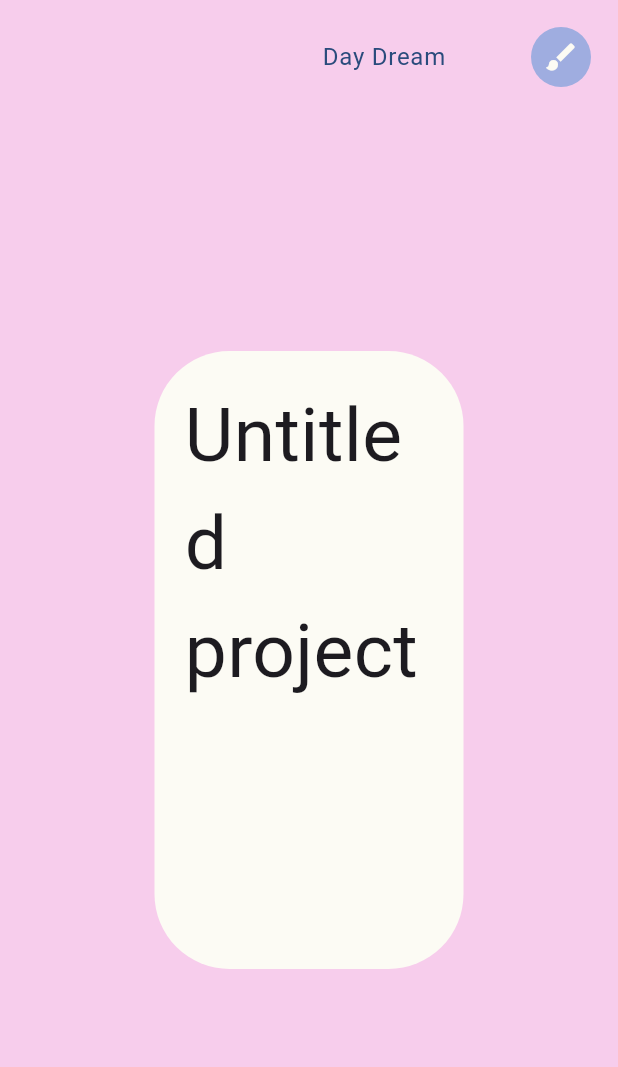
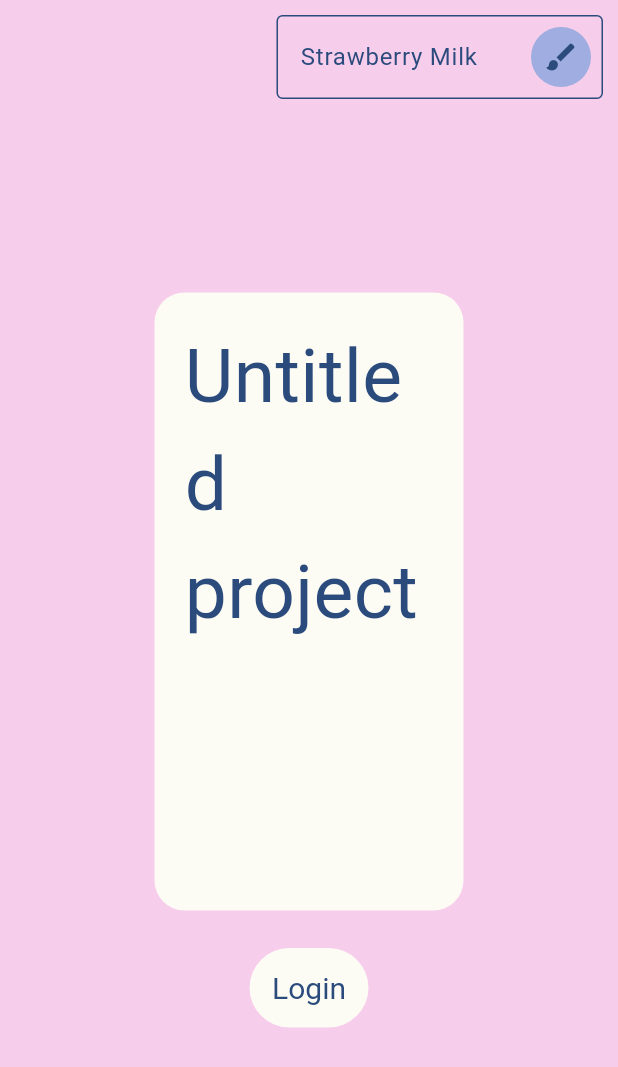
Before and after one commit to mathieuf2732/mira, a Flutter app: the screen it shows after launch, on a phone screen of 412 x 824 dp. Shown: the top 1067 px of the screen. Run offline on Flutter 3.47's test engine with Material 3 defaults, Android fonts, the phone set to English and light mode, and no system bars.

Commit message:
Implement theme switching and remove login screen

```diff
--- a/lib/main.dart
+++ b/lib/main.dart
@@ -1,9 +1,16 @@
 import 'package:flutter/material.dart';
-import 'package:mira/screens/login_screen.dart';
+import 'package:mira/theme_notifier.dart';
+import 'package:mira/screens/main_screen.dart';
 import 'package:mira/themes/app_theme.dart';
+import 'package:provider/provider.dart';
 
 void main() {
-  runApp(const MainApp());
+  runApp(
+    ChangeNotifierProvider(
+      create: (context) => ThemeNotifier(StrawberryMilk.getTheme()),
+      child: MainApp(),
+    ),
+  );
 }
 
 class MainApp extends StatelessWidget {
@@ -11,6 +18,8 @@ class MainApp extends StatelessWidget {
 
   @override
   Widget build(BuildContext context) {
+    return Consumer<ThemeNotifier>(
+      builder: (_, value, _) {
         return MaterialApp(
           initialRoute: "/",
           routes: {
@@ -20,9 +29,11 @@ class MainApp extends StatelessWidget {
                   body: Center(child: Text("Swimlanes")),
                 ),
           },
-      theme: AppTheme.dayDream,
+          theme: value.getTheme(),
           debugShowCheckedModeBanner: false,
           home: MainScreen(),
         );
+      },
+    );
   }
 }
--- a/lib/screens/login_screen.dart
+++ /dev/null
@@ -1,57 +0,0 @@
-import 'package:flutter/material.dart';
-import 'package:mira/themes/app_theme.dart';
-
-class MainScreen extends StatelessWidget {
-  const MainScreen({super.key});
-
-  @override
-  Widget build(BuildContext context) {
-    return Scaffold(
-      body: Padding(
-        padding: const EdgeInsets.all(10),
-        child: Column(
-          children: [
-            Row(
-              mainAxisAlignment: MainAxisAlignment.end,
-              children: [
-                DropdownMenu<String>(
-                  initialSelection: "dayDream",
-                  enableFilter: false,
-                  enableSearch: false,
-                  keyboardType: TextInputType.none,
-                  inputDecorationTheme: InputDecorationTheme(
-                    border: InputBorder.none,
-                  ),
-                  textStyle: TextStyle(color: AppTheme.lapisLazuli),
-                  trailingIcon: Icon(Icons.brush),
-                  dropdownMenuEntries: [
-                    DropdownMenuEntry(value: "dayDream", label: "Day Dream"),
-                  ],
-                ),
-              ],
-            ),
-            Expanded(
-              child: Center(
-                child: Container(
-                  height: MediaQuery.of(context).size.height / 2,
-                  width: MediaQuery.of(context).size.width / 2,
-                  padding: const EdgeInsets.all(20),
-                  decoration: BoxDecoration(
-                    borderRadius: BorderRadius.circular(50),
-                    color: AppTheme.creamWhite,
-                  ),
-                  alignment: Alignment.topCenter,
-                  child: Column(
-                    children: [
-                      Text("Untitled project", style: TextStyle(fontSize: 50)),
-                    ],
-                  ),
-                ),
-              ),
-            ),
-          ],
-        ),
-      ),
-    );
-  }
-}
--- /dev/null
+++ b/lib/screens/main_screen.dart
@@ -0,0 +1,82 @@
+import 'package:flutter/material.dart';
+import 'package:mira/theme_notifier.dart';
+import 'package:mira/themes/app_theme.dart';
+import 'package:provider/provider.dart';
+
+class MainScreen extends StatelessWidget {
+  const MainScreen({super.key});
+
+  @override
+  Widget build(BuildContext context) {
+    return Scaffold(
+      body: Padding(
+        padding: const EdgeInsets.all(10),
+        child: Column(
+          children: [
+            Row(
+              mainAxisAlignment: MainAxisAlignment.end,
+              children: [
+                DropdownMenu<ThemeData>(
+                  initialSelection:
+                      Provider.of<ThemeNotifier>(context).getTheme(),
+                  enableFilter: false,
+                  enableSearch: false,
+                  keyboardType: TextInputType.none,
+                  trailingIcon: Icon(Icons.brush),
+                  dropdownMenuEntries: [
+                    DropdownMenuEntry(
+                      value: StrawberryMilk.getTheme(),
+                      label: "Strawberry Milk",
+                    ),
+                    DropdownMenuEntry(
+                      value: AfterDarkRose.getTheme(),
+                      label: "Afterdark Rose",
+                    ),
+                  ],
+                  onSelected: (value) {
+                    Provider.of<ThemeNotifier>(
+                      context,
+                      listen: false,
+                    ).setTheme(value!);
+                  },
+                ),
+              ],
+            ),
+            Expanded(
+              child: Column(
+                mainAxisAlignment: MainAxisAlignment.center,
+                children: [
+                  Container(
+                    height: MediaQuery.of(context).size.height / 2,
+                    width: MediaQuery.of(context).size.width / 2,
+                    decoration: BoxDecoration(
+                      borderRadius: BorderRadius.circular(20),
+                      color: Theme.of(context).colorScheme.primary,
+                    ),
+                    padding: const EdgeInsets.all(20),
+                    alignment: Alignment.topCenter,
+                    child: Column(
+                      children: [
+                        Text(
+                          "Untitled project",
+                          style: TextStyle(fontSize: 50),
+                        ),
+                      ],
+                    ),
+                  ),
+                  Padding(
+                    padding: const EdgeInsets.only(top: 25),
+                    child: TextButton(
+                      onPressed: () => {},
+                      child: Text("Login"),
+                    ),
+                  ),
+                ],
+              ),
+            ),
+          ],
+        ),
+      ),
+    );
+  }
+}
--- /dev/null
+++ b/lib/theme_notifier.dart
@@ -0,0 +1,14 @@
+import 'package:flutter/material.dart';
+
+class ThemeNotifier extends ChangeNotifier {
+  ThemeData _themeData;
+
+  ThemeNotifier(this._themeData);
+
+  ThemeData getTheme() => _themeData;
+
+  void setTheme(ThemeData themeData) {
+    _themeData = themeData;
+    notifyListeners();
+  }
+}
--- a/lib/themes/app_theme.dart
+++ b/lib/themes/app_theme.dart
@@ -1,6 +1,6 @@
 import 'package:flutter/material.dart';
 
-class AppTheme {
+class StrawberryMilk {
   static final nonPhotoBlue = Color(0xFF99E6FF);
   static final paleAzure = Color(0xFF70D9FF);
   static final periwinkle = Color(0xFF9FADE0);
@@ -9,23 +9,71 @@ class AppTheme {
   static final bitterSweet = Color(0xFFF65C51);
   static final creamWhite = Color(0xFFFCFBF4);
 
-  static final dayDream = ThemeData(
-    scaffoldBackgroundColor: mimiPink,
-    iconButtonTheme: IconButtonThemeData(
-      style: ButtonStyle(
-        iconSize: WidgetStatePropertyAll(50),
-        backgroundColor: WidgetStatePropertyAll(periwinkle),
-        iconColor: WidgetStatePropertyAll(creamWhite),
-      ),
+  static ThemeData getTheme() {
+    return themeBuiler(
+      primary: creamWhite,
+      secondary: periwinkle,
+      surface: mimiPink,
+      error: bitterSweet,
+      textColor: lapisLazuli,
+      brightness: Brightness.light,
+    );
+  }
+}
+
+ThemeData themeBuiler({
+  required Color primary,
+  required Color secondary,
+  required Color surface,
+  required Color error,
+  required Color textColor,
+  required Brightness brightness,
+}) {
+  return ThemeData(
+    colorScheme: ColorScheme(
+      primary: primary,
+      secondary: secondary,
+      surface: surface,
+      error: error,
+      onPrimary: textColor,
+      onSecondary: textColor,
+      onSurface: textColor,
+      onError: textColor,
+      brightness: brightness,
     ),
     textButtonTheme: TextButtonThemeData(
       style: ButtonStyle(
-        overlayColor: WidgetStatePropertyAll(lapisLazuli),
-        backgroundColor: WidgetStatePropertyAll(periwinkle),
-        foregroundColor: WidgetStatePropertyAll(creamWhite),
-        textStyle: WidgetStatePropertyAll(TextStyle(fontSize: 20)),
-        minimumSize: WidgetStatePropertyAll(Size(200, 50)),
+        textStyle: WidgetStateProperty.all(TextStyle(fontSize: 20)),
+        padding: WidgetStatePropertyAll(EdgeInsets.all(15)),
+        backgroundColor: WidgetStateProperty.all(primary),
+        foregroundColor: WidgetStateProperty.all(textColor),
+      ),
+    ),
+    iconButtonTheme: IconButtonThemeData(
+      style: ButtonStyle(
+        iconSize: WidgetStateProperty.all(50),
+        iconColor: WidgetStatePropertyAll(textColor),
+        backgroundColor: WidgetStateProperty.all(secondary),
       ),
     ),
   );
 }
+
+class AfterDarkRose {
+  static final rose = Color.fromARGB(255, 198, 24, 102);
+  static final grape = Color(0xFF7209b7);
+  static final zaffre = Color(0xFF3A0CA3);
+  static final neonBlue = Color(0xFF4361EE);
+  static final vividSkyBlue = Color(0xFF4CC9F0);
+
+  static ThemeData getTheme() {
+    return themeBuiler(
+      primary: rose,
+      secondary: neonBlue,
+      surface: zaffre,
+      error: grape,
+      textColor: Colors.white,
+      brightness: Brightness.dark,
+    );
+  }
+}
--- a/pubspec.yaml
+++ b/pubspec.yaml
@@ -1,6 +1,6 @@
 name: mira
 description: "A new Flutter project."
-publish_to: 'none'
+publish_to: "none"
 version: 0.1.0
 
 environment:
@@ -9,6 +9,7 @@ environment:
 dependencies:
   flutter:
     sdk: flutter
+  provider: ^6.1.2
 
 dev_dependencies:
   flutter_test:
```
Also changed, not shown: pubspec.lock. Lines whose indentation alone changed are shown as unchanged.
